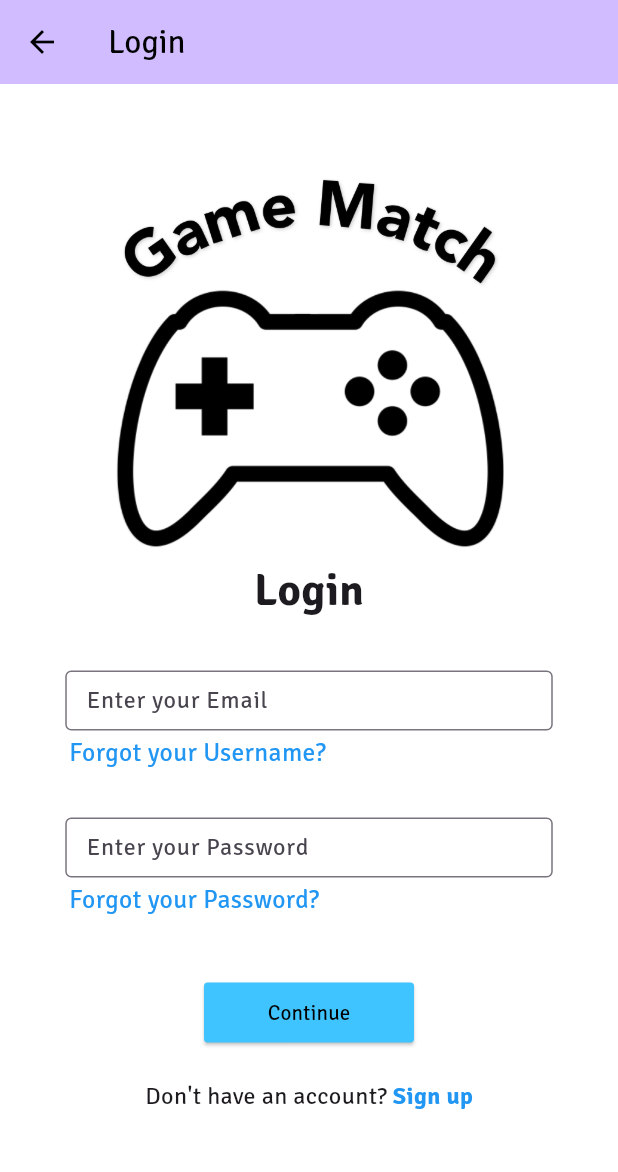
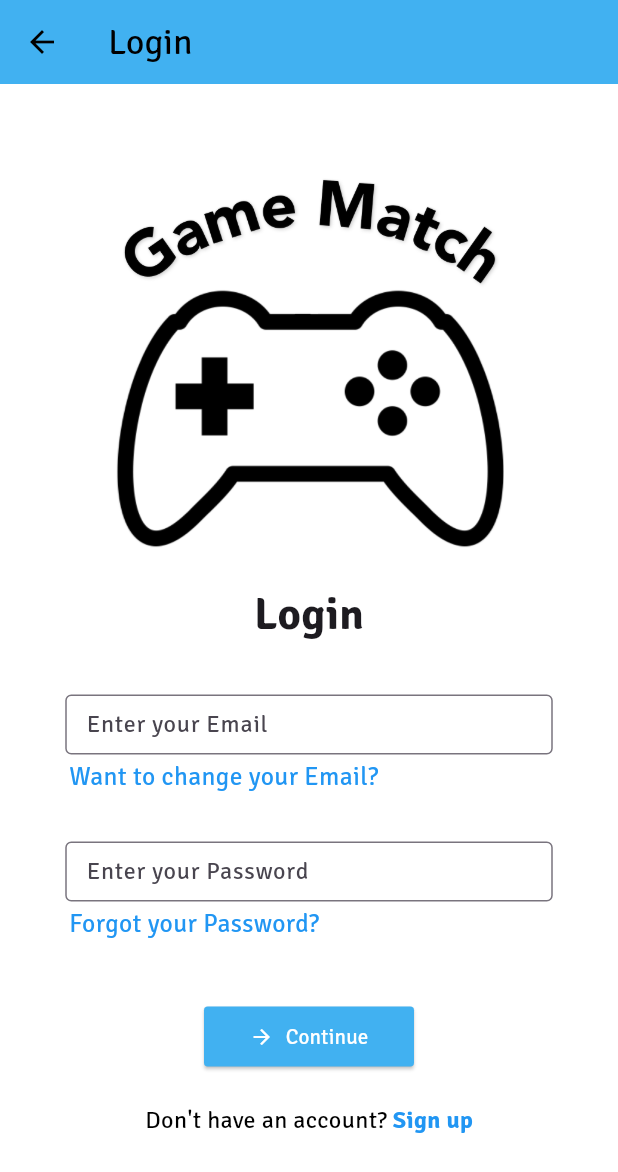
Before and after one commit to ramonthethird/GameMatch, a Flutter app: the MyLoginPage screen opened by its route, on a phone screen of 412 x 824 dp. Shown: the top 1172 px of the screen. Run offline on Flutter 3.47's test engine with Material 3 defaults, Android fonts, the phone set to English and light mode, and no system bars; our stand-ins replace cloud_firestore, firebase_auth, firebase_core, flutter_dotenv, flutter_secure_storage, font_awesome_flutter and 1 more; accounts and stored records are empty; network calls fail.

Commit message:
Update Log_in.dart

```diff
--- a/game_match/lib/pages/Log_in.dart
+++ b/game_match/lib/pages/Log_in.dart
@@ -13,33 +13,35 @@ class MyLoginPage extends StatefulWidget {
   State<MyLoginPage> createState() => _MyLoginPageState();
 }
 
-// Initialize here
+// State management for MyLoginPage
 class _MyLoginPageState extends State<MyLoginPage> {
+  // Controllers to manage text input for username and password
   final TextEditingController _usernameController = TextEditingController();
   final TextEditingController _passwordController = TextEditingController();
-  final FirebaseAuth _auth = FirebaseAuth.instance;
+  final FirebaseAuth _auth = FirebaseAuth.instance; // Instance of FirebaseAuth for authentication
 
-  // Method to sign in the user
+  // Method to handle user sign-in
   Future<void> _signIn() async {
-    String username = _usernameController.text.trim();
-    String password = _passwordController.text.trim();
+    String username = _usernameController.text.trim(); // Get username from controller
+    String password = _passwordController.text.trim(); // Get password from controller
 
     try {
+      // Sign in with email and password
       UserCredential userCredential = await _auth.signInWithEmailAndPassword(
-        email: username,  // Make sure the username is an email address bc firebase doesn't allow direct usern input
+        email: username, // Treat username as an email
         password: password,
       );
-      // If the sign-in is successful, navigate to the SideBar
-      Navigator.pushNamed(context, "/Side_bar");
+      // Navigate to notifications page on successful sign-in
+      Navigator.pushNamed(context, "/Notif");
     } on FirebaseAuthException catch (e) {
-      // Handle authentication errors
+      // Handle authentication errors and show messages
       String message = 'An error occurred. Please try again.';
       if (e.code == 'user-not-found') {
         message = 'No user found for that email.';
       } else if (e.code == 'wrong-password') {
         message = 'Wrong password provided for that user.';
       }
-      // Show error message in a Snackbar
+      // Display error message in a snackbar
       ScaffoldMessenger.of(context).showSnackBar(
         SnackBar(content: Text(message)),
       );
@@ -50,16 +52,24 @@ class _MyLoginPageState extends State<MyLoginPage> {
   Widget build(BuildContext context) {
     return Scaffold(
       appBar: AppBar(
-        backgroundColor: Theme.of(context).colorScheme.inversePrimary,
-        title: Text(widget.title),
+        backgroundColor: Color(0xFF41B1F1), // AppBar background color
+        title: Text(widget.title, // Display title
+          style: const TextStyle(
+            fontSize: 24,
+          ),
+        ),
       ),
-      resizeToAvoidBottomInset: true,
+
+      resizeToAvoidBottomInset: true, // Prevent content from being hidden by the keyboard
+
       body: SingleChildScrollView(
         child: Padding(
-          padding: const EdgeInsets.all(16.0),
+          padding: const EdgeInsets.all(16.0), // Padding for the main content
+
           child: Column(
             mainAxisAlignment: MainAxisAlignment.start,
             children: <Widget>[
+              // Logo image at the top of the login page
               Padding(
                 padding: const EdgeInsets.only(top: 40.0),
                 child: Image.asset(
@@ -68,28 +78,37 @@ class _MyLoginPageState extends State<MyLoginPage> {
                   width: 260,
                 ),
               ),
+
+              const SizedBox(height: 16),
+
               const Text(
-                'Login',
+                'Login', // Login header
                 style: TextStyle(
                   fontSize: 30,
                   fontWeight: FontWeight.bold,
                 ),
               ),
+
               const SizedBox(height: 32),
+
+              // TextField for email input
               SizedBox(
                 height: 40,
                 width: 325,
                 child: TextField(
-                  controller: _usernameController,
+                  controller: _usernameController, // Email Controller even tho it says username
                   decoration: const InputDecoration(
-                    labelText: 'Enter your Email', // Changed to "Email"
+                    labelText: 'Enter your Email', // Label for email input
                     border: OutlineInputBorder(),
                     contentPadding: EdgeInsets.symmetric(vertical: 10, horizontal: 10),
                   ),
-                  keyboardType: TextInputType.emailAddress, // Use email keyboard
+                  keyboardType: TextInputType.emailAddress, // Specify input type for email
                 ),
               ),
+
               const SizedBox(height: 2),
+
+              // Link for email change page
               GestureDetector(
                 onTap: () {
                   Navigator.push(
@@ -102,7 +121,7 @@ class _MyLoginPageState extends State<MyLoginPage> {
                   child: Align(
                     alignment: Alignment.centerLeft,
                     child: Text(
-                      'Forgot your Username?',
+                      'Want to change your Email?', // Text for email recovery
                       style: TextStyle(
                         fontSize: 17,
                         color: Colors.blue,
@@ -111,21 +130,26 @@ class _MyLoginPageState extends State<MyLoginPage> {
                   ),
                 ),
               ),
+
               const SizedBox(height: 32),
+
+              // TextField for password input
               SizedBox(
                 height: 40,
                 width: 325,
                 child: TextField(
-                  controller: _passwordController,
+                  controller: _passwordController, // Password input controller
                   decoration: const InputDecoration(
-                    labelText: 'Enter your Password',
+                    labelText: 'Enter your Password', // Label for password input
                     border: OutlineInputBorder(),
                     contentPadding: EdgeInsets.symmetric(vertical: 10, horizontal: 10),
                   ),
-                  obscureText: true, // Hide password input
+                  obscureText: true, // Hide password text
                 ),
               ),
               const SizedBox(height: 2),
+
+              // Link for password recovery
               GestureDetector(
                 onTap: () {
                   Navigator.push(
@@ -139,7 +163,7 @@ class _MyLoginPageState extends State<MyLoginPage> {
                   child: Align(
                     alignment: Alignment.centerLeft,
                     child: Text(
-                      'Forgot your Password?',
+                      'Forgot your Password?', // Text for password recovery
                       style: TextStyle(
                         fontSize: 17,
                         color: Colors.blue,
@@ -148,46 +172,60 @@ class _MyLoginPageState extends State<MyLoginPage> {
                   ),
                 ),
               ),
+
               const SizedBox(height: 40),
+
+              // Button for sign-in action
               ElevatedButton(
-                onPressed: _signIn, // Call the sign-in method
+                onPressed: _signIn, // Call sign-in method on press
                 style: ElevatedButton.styleFrom(
-                  backgroundColor: Colors.lightBlueAccent,
+                  backgroundColor: const Color(0xFF41B1F1),
                   shape: RoundedRectangleBorder(
                     borderRadius: BorderRadius.circular(2.5),
                   ),
                   fixedSize: const Size(140, 30),
                 ),
-                child: const Center(
-                  child: Text(
-                    'Continue',
-                    style: TextStyle(
-                      color: Colors.black,
-                      fontSize: 14,
-                      fontWeight: FontWeight.normal,
+                child: Row(
+                  mainAxisAlignment: MainAxisAlignment.center,
+                  children: const [
+                    Icon(
+                      Icons.arrow_forward, // Arrow icon on the left
+                      color: Colors.white,
+                      size: 16,
                     ),
-                  ),
+                    SizedBox(width: 8), // Space between icon and text
+                    Text(
+                      'Continue', // Button text
+                      style: TextStyle(
+                        color: Colors.white,
+                        fontSize: 14,
+                        fontWeight: FontWeight.normal,
+                      ),
+                    ),
+                  ],
                 ),
               ),
+
               const SizedBox(height: 20),
+
+              // Sign-up prompt text
               Row(
                 mainAxisAlignment: MainAxisAlignment.center,
                 children: [
-
                   const Text(
-                    "Don't have an account? ",
+                    "Don't have an account? ", // Prompt for new users
                     style: TextStyle(
-                      //color: Colors.black,
+                      color: Colors.black,
                       fontSize: 16,
                     ),
                   ),
 
                   GestureDetector(
                     onTap: () {
-                      Navigator.pushNamed(context, "/Sign_up");
+                      Navigator.pushNamed(context, "/Sign_up"); // Navigate to sign-up page
                     },
                     child: const Text(
-                      'Sign up',
+                      'Sign up', // Sign-up link text
                       style: TextStyle(
                         color: Colors.blue,
                         fontSize: 16,
```
